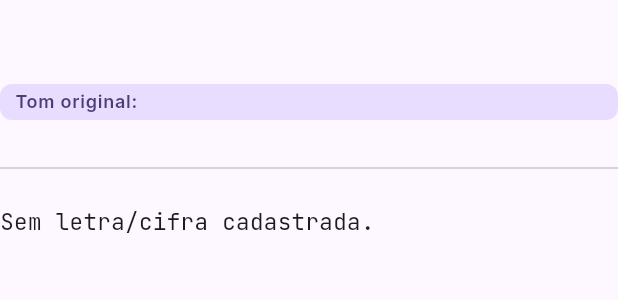
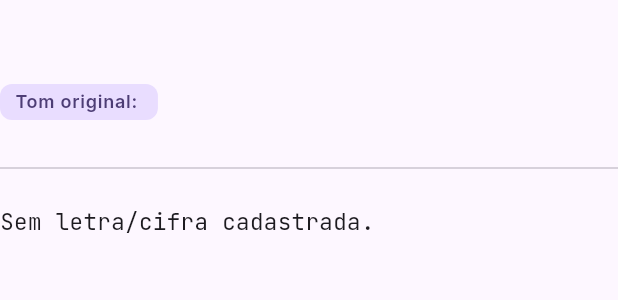
Before and after one commit to leodochapeu/LouvorApp, a Flutter app: the SongDetailContent widget shown alone on an empty page, opened directly with empty values, on a phone screen of 412 x 824 dp. Shown: the top 300 px of the screen. Run offline on Flutter 3.47's test engine with Material 3 defaults, Android fonts, the phone set to English and light mode, and no system bars; our stand-ins replace equatable, flutter_riverpod, go_router, google_fonts, supabase_flutter; accounts and stored records are empty.

Commit message:
Enhance song key badge functionality with altered key support
- Introduced new `altered` property in `SongKeyBadge` to visually differentiate altered keys.
- Updated `SongKeyBadges` to conditionally render altered key styles based on the new property.
- Added `alteredKeyContainer` and `onAlteredKeyContainer` methods in `AppColors` for consistent theming of altered keys.
- Refactored `SongDetailContent` layout to improve spacing and presentation of key badges.

```diff
--- a/lib/core/theme/app_colors.dart
+++ b/lib/core/theme/app_colors.dart
@@ -11,4 +11,17 @@ abstract final class AppColors {
   static const Color success = Color(0xFF2E7D32);
   static const Color danger = Color(0xFFBA1A1A);
   static const Color warning = Color(0xFFB25E00);
+
+  /// Dusty rose, a neighbour of the purple seed — used for "tom alterado".
+  static Color alteredKeyContainer(Brightness brightness) {
+    return brightness == Brightness.dark
+        ? const Color(0xFF553A48)
+        : const Color(0xFFF4DCE6);
+  }
+
+  static Color onAlteredKeyContainer(Brightness brightness) {
+    return brightness == Brightness.dark
+        ? const Color(0xFFE9C9D6)
+        : const Color(0xFF5C3D4A);
+  }
 }
--- a/lib/features/songs/presentation/widgets/song_detail_content.dart
+++ b/lib/features/songs/presentation/widgets/song_detail_content.dart
@@ -65,7 +65,8 @@ class SongDetailContent extends ConsumerWidget {
         Row(
           crossAxisAlignment: CrossAxisAlignment.center,
           children: [
-            Expanded(child: SongKeyBadges(song: song)),
+            SongKeyBadges(song: song),
+            const Spacer(),
             if (song.hasPlayableKey) const ChordDisplayModeButton(),
           ],
         ),
--- a/lib/features/songs/presentation/widgets/song_key_badge.dart
+++ b/lib/features/songs/presentation/widgets/song_key_badge.dart
@@ -1,5 +1,6 @@
 import 'package:flutter/material.dart';
 
+import '../../../../core/theme/app_colors.dart';
 import '../../domain/entities/song.dart';
 
 /// Original + optional altered key badges. When the song is being played
@@ -39,6 +40,7 @@ class SongKeyBadges extends StatelessWidget {
         SongKeyBadge(
           label: 'Tom alterado',
           musicalKey: song.currentKey,
+          altered: true,
         ),
       ],
     );
@@ -52,6 +54,7 @@ class SongKeyBadge extends StatelessWidget {
     required this.label,
     this.musicalKey,
     this.enabled = true,
+    this.altered = false,
   });
 
   final String label;
@@ -61,17 +64,26 @@ class SongKeyBadge extends StatelessWidget {
   /// altered key is the one actually being played).
   final bool enabled;
 
+  /// Dusty rose instead of purple — marks the culto's play key.
+  final bool altered;
+
   @override
   Widget build(BuildContext context) {
     final theme = Theme.of(context);
     if (musicalKey == null) return const SizedBox.shrink();
 
-    final background = enabled
-        ? theme.colorScheme.primaryContainer
-        : theme.colorScheme.surfaceContainerHighest;
-    final foreground = enabled
-        ? theme.colorScheme.onPrimaryContainer
-        : theme.colorScheme.onSurface.withValues(alpha: 0.38);
+    final Color background;
+    final Color foreground;
+    if (!enabled) {
+      background = theme.colorScheme.surfaceContainerHighest;
+      foreground = theme.colorScheme.onSurface.withValues(alpha: 0.38);
+    } else if (altered) {
+      background = AppColors.alteredKeyContainer(theme.brightness);
+      foreground = AppColors.onAlteredKeyContainer(theme.brightness);
+    } else {
+      background = theme.colorScheme.primaryContainer;
+      foreground = theme.colorScheme.onPrimaryContainer;
+    }
 
     return Container(
       padding: const EdgeInsets.symmetric(horizontal: 10, vertical: 4),
```
